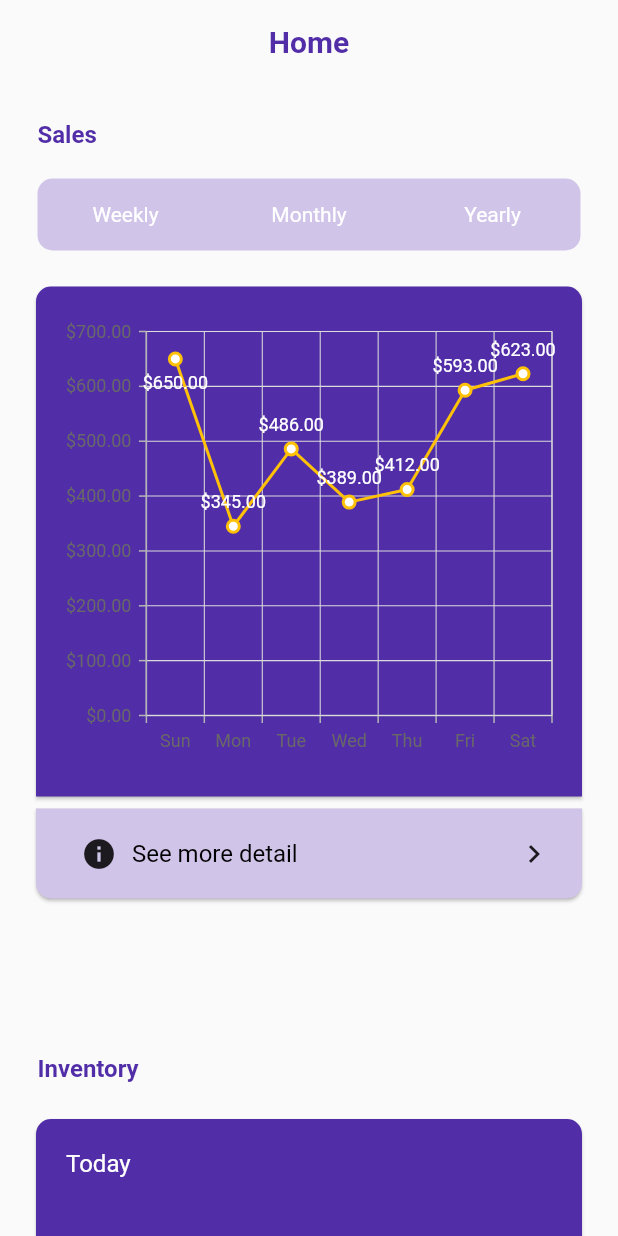
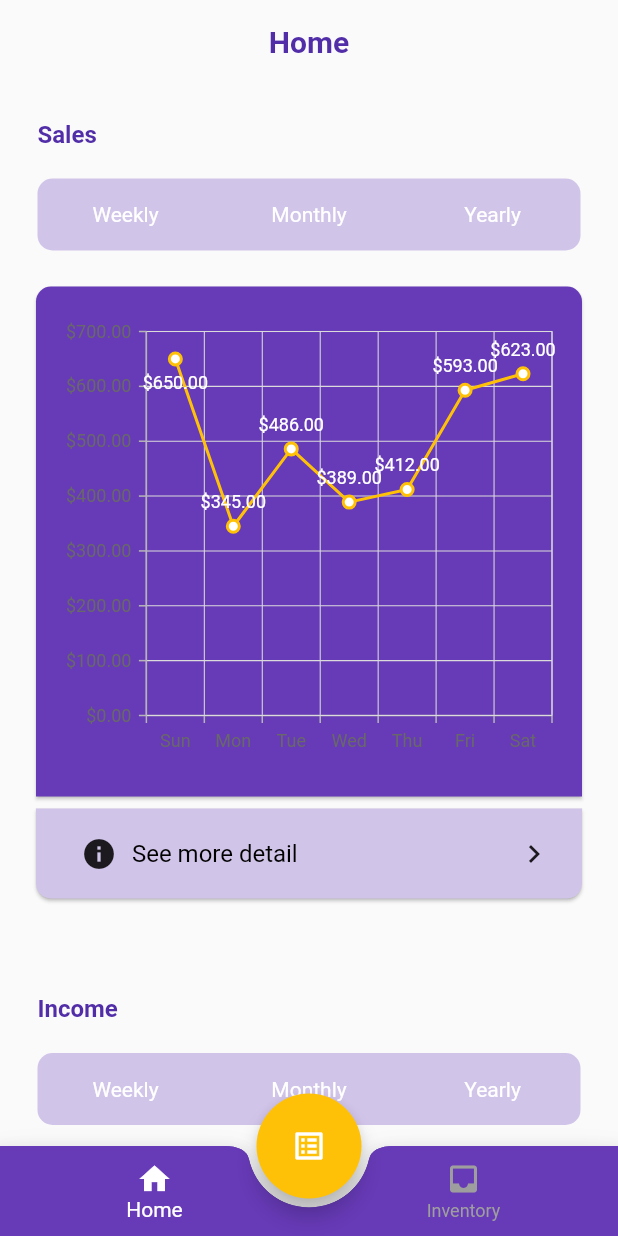
Before and after one commit to ktlyee/Stock-Management-App, a Flutter app: the screen it shows after launch, on a phone screen of 412 x 824 dp. Run offline on Flutter 3.47's test engine with Material 2 defaults, Android fonts, the light colour scheme and no system bars; our stand-ins replace syncfusion_flutter_charts, syncfusion_flutter_datagrid; missing offline and left inert: syncfusion_flutter_core.

Commit message:
Update UI

```diff
--- a/lib/home_page.dart
+++ b/lib/home_page.dart
@@ -1,4 +1,5 @@
 import 'package:csc344_project/inventory_page.dart';
+import 'package:csc344_project/sale_page.dart';
 import 'package:csc344_project/style/color.dart';
 import 'package:csc344_project/style/font_style.dart';
 import 'package:csc344_project/widgets/appbar.dart';
@@ -37,46 +38,23 @@ class _HomePageState extends State<HomePage> {
               buildCard(
                 Icons.info,
                 'See more detail',
-                () {},
+                () {
+                  Navigator.of(context).push(MaterialPageRoute(builder: (context) => SalesPage(),),);
+                },
                 Container(
                   padding: EdgeInsets.fromLTRB(10, 20, 10, 20),
                   child: LineChart(),
                 ),
               ),
               Container(
-                margin: EdgeInsets.fromLTRB(5, 100, 0, 20),
+                margin: EdgeInsets.fromLTRB(5, 60, 0, 20),
                 alignment: Alignment.topLeft,
                 child: Text(
-                  'Inventory',
+                  'Income',
                   style: FontCollection.bodyBoldPurpleTextStyle,
                 ),
               ),
-              Container(
-                margin: EdgeInsets.only(bottom: 80),
-                child: buildCard(
-                  Icons.inbox,
-                  'See list of inventory',
-                  () {
-                     Navigator.of(context).push(
-                      MaterialPageRoute(builder: (context) => InventoryPage()));
-                  },
-                  Container(
-                    padding: EdgeInsets.symmetric(horizontal: 20, vertical: 20),
-                    child: Column(
-                      children: [
-                        Container(
-                          alignment: Alignment.topLeft,
-                          child: Text(
-                            'Today',
-                            style: FontCollection.bodyTextStyle,
-                          ),
-                        ),
-                        allStat(),
-                      ],
-                    ),
-                  ),
-                ),
-              ),
+              buildToggleButton(),
             ],
           ),
         ),
@@ -97,7 +75,7 @@ class _HomePageState extends State<HomePage> {
                 top: Radius.circular(10),
               ),
             ),
-            color: CollectionsColors.deepPurple,
+            color: CollectionsColors.purple,
             child: Container(
               width: MediaQuery.of(context).size.width,
               child: child,
--- a/lib/inventory_page.dart
+++ b/lib/inventory_page.dart
@@ -1,3 +1,4 @@
+import 'package:csc344_project/inventory_detail_page.dart';
 import 'package:flutter/material.dart';
 import 'package:csc344_project/style/color.dart';
 import 'package:csc344_project/style/font_style.dart';
@@ -22,7 +23,7 @@ class _InventoryPageState extends State<InventoryPage> {
           padding: EdgeInsets.all(20),
           child: Column(
             children: [
-              buildCard('123456', 'Cabbage'),
+              buildCard('#123456', 'Cabbage'),
             ],
           ),
         ),
@@ -33,34 +34,48 @@ class _InventoryPageState extends State<InventoryPage> {
   Widget buildCard(String productId, String productName) {
     return Container(
       width: MediaQuery.of(context).size.width,
+      child: GestureDetector(
+        onTap: () {
+          Navigator.of(context).push(
+            MaterialPageRoute(
+              builder: (context) => InventoryDetailPage(),
+            ),
+          );
+        },
         child: Card(
-        shape: RoundedRectangleBorder(borderRadius: BorderRadius.circular(10)),
+          shape:
+              RoundedRectangleBorder(borderRadius: BorderRadius.circular(20)),
           color: CollectionsColors.lightPurple,
           child: Container(
-
             padding: EdgeInsets.fromLTRB(20, 30, 20, 30),
             child: Row(
               mainAxisSize: MainAxisSize.max,
               children: [
                 Container(
-                child: Icon(Icons.album, size: 70),
+                  child: CircleAvatar(
+                    radius: 50,
+                    backgroundImage: AssetImage('assets/images/vegetables.jpg'),
+                      // NetworkImage(),
                   ),
-              Container(
-                alignment: Alignment.centerRight,
-                padding: EdgeInsets.only(left: 15),
+                ),
+                Expanded(
+                  child: Padding(
+                    padding: const EdgeInsets.fromLTRB(30,10,10,10),
                     child: Column(
                       children: [
                         Container(
+                          alignment: Alignment.topLeft,
                           child: Text(
                             productId,
                             style: FontCollection.bodyPurpleTextStyle,
                           ),
                         ),
                         Container(
+                          alignment: Alignment.centerLeft,
                           padding: EdgeInsets.only(top: 5),
                           child: Text(
                             productName,
-                        style: FontCollection.bodyBoldTextStyle,
+                            style: FontCollection.bodyBlackBoldTextStyle,
                           ),
                         ),
                         Container(
@@ -72,6 +87,7 @@ class _InventoryPageState extends State<InventoryPage> {
                           ),
                         )
                       ],
+                    ),
                   ),
                 ),
               ],
@@ -98,6 +114,7 @@ class _InventoryPageState extends State<InventoryPage> {
           //   //   ),
           //   // ),
         ),
+      ),
     );
   }
 }
--- a/lib/main.dart
+++ b/lib/main.dart
@@ -1,3 +1,4 @@
+import 'package:csc344_project/widgets/bottom_navigation_bar.dart';
 import 'package:flutter/material.dart';
 
 import 'home_page.dart';
@@ -15,7 +16,7 @@ class MyApp extends StatelessWidget {
         fontFamily: 'Roboto',
         primaryColor: Color(0xFF512DA8)
       ),
-      home: HomePage(),
+      home: NavigationBar(),
     );
   }
 }
--- a/lib/style/font_style.dart
+++ b/lib/style/font_style.dart
@@ -13,14 +13,14 @@ class FontCollection {
     fontFamily: RobotoFont,
     fontWeight: FontWeight.w400,
     fontSize: bigSize,
-    color: Color(0xFF512DA8),
+    color: CollectionsColors.black,
   );
 
   static const topicBoldTextStyle = TextStyle(
     fontFamily: RobotoFont,
     fontWeight: FontWeight.w700,
     fontSize: bigSize,
-    color: Color(0xFF512DA8),
+    color: CollectionsColors.black,
   );
   //
   // static const  appbarTextStyle = TextStyle(
@@ -51,25 +51,11 @@ class FontCollection {
     color: Colors.black,
   );
 
-  static const bodyBoldTextStyle = TextStyle(
+  static const bodyBlackBoldTextStyle = TextStyle(
     fontFamily: RobotoFont,
     fontWeight: FontWeight.w700,
     fontSize: mediumSize,
     color: Colors.black,
-  );
-
-  static const bodyBoldPurpleTextStyle = TextStyle(
-    fontFamily: RobotoFont,
-    fontWeight: FontWeight.w700,
-    fontSize: mediumSize,
-    color: CollectionsColors.deepPurple,
-  );
-
-  static const bodyPurpleTextStyle = TextStyle(
-    fontFamily: RobotoFont,
-    fontWeight: FontWeight.w400,
-    fontSize: mediumSize,
-    color: CollectionsColors.deepPurple,
   );
 
   static const smallBodyTextStyle = TextStyle(
@@ -79,11 +65,11 @@ class FontCollection {
     color: Colors.white,
   );
 
-  static const descriptionTextStyle = TextStyle(
+  static const descriptionBlackTextStyle = TextStyle(
     fontFamily: RobotoFont,
     fontWeight: FontWeight.w400,
     fontSize: smallestSize,
-    color: Colors.white,
+    color: Colors.black,
   );
 
   // static const buttonTextStyle = TextStyle(
@@ -108,4 +94,51 @@ class FontCollection {
   //   color: Colors.black,
   //   decoration: TextDecoration.underline,
   // );
+
+  ///White
+
+  static const descriptionTextStyle = TextStyle(
+    fontFamily: RobotoFont,
+    fontWeight: FontWeight.w400,
+    fontSize: smallestSize,
+    color: Colors.white,
+  );
+
+  static const descriptionBoldTextStyle = TextStyle(
+    fontFamily: RobotoFont,
+    fontWeight: FontWeight.w700,
+    fontSize: smallestSize,
+    color: Colors.white,
+  );
+
+
+  ///Purple
+
+  static const topicBoldPurpleTextStyle = TextStyle(
+    fontFamily: RobotoFont,
+    fontWeight: FontWeight.w700,
+    fontSize: bigSize,
+    color: CollectionsColors.deepPurple,
+  );
+
+  static const topicPurpleTextStyle = TextStyle(
+    fontFamily: RobotoFont,
+    fontWeight: FontWeight.w400,
+    fontSize: bigSize,
+    color: CollectionsColors.deepPurple,
+  );
+
+  static const bodyBoldPurpleTextStyle = TextStyle(
+    fontFamily: RobotoFont,
+    fontWeight: FontWeight.w700,
+    fontSize: mediumSize,
+    color: CollectionsColors.deepPurple,
+  );
+
+  static const bodyPurpleTextStyle = TextStyle(
+    fontFamily: RobotoFont,
+    fontWeight: FontWeight.w400,
+    fontSize: mediumSize,
+    color: CollectionsColors.deepPurple,
+  );
 }
--- a/lib/widgets/appbar.dart
+++ b/lib/widgets/appbar.dart
@@ -1,11 +1,13 @@
+import 'package:csc344_project/style/color.dart';
 import 'package:csc344_project/style/font_style.dart';
 import 'package:flutter/material.dart';
 
 class MainAppBar extends StatefulWidget implements PreferredSizeWidget {
-  MainAppBar({Key? key, required this.appBarText}) : preferredSize = Size.fromHeight(60), super(key: key);
+  MainAppBar({Key? key, required this.appBarText, this.action}) : preferredSize = Size.fromHeight(60), super(key: key);
 
   final Size preferredSize;
   final String appBarText;
+  final List<Widget>? action;
 
   @override
   _MainAppBarState createState() => _MainAppBarState();
@@ -15,10 +17,14 @@ class _MainAppBarState extends State<MainAppBar> {
   @override
   Widget build(BuildContext context) {
     return AppBar(
+      iconTheme: IconThemeData(
+        color: CollectionsColors.deepPurple, //change your color here
+      ),
       title: Text(
         widget.appBarText,
-        style: FontCollection.topicBoldTextStyle,
+        style: FontCollection.topicBoldPurpleTextStyle,
       ),
+      actions: widget.action,
       centerTitle: true,
       elevation: 0,
       backgroundColor: Colors.transparent,
--- a/pubspec.yaml
+++ b/pubspec.yaml
@@ -29,6 +29,8 @@ dependencies:
   # Use with the CupertinoIcons class for iOS style icons.
   cupertino_icons: ^1.0.2
   syncfusion_flutter_charts: ^19.2.62
+  auto_size_text: ^2.1.0
+  syncfusion_flutter_datagrid: ^19.3.47
 
 dev_dependencies:
   flutter_test:
```
Also changed, not shown: pubspec.lock. Lines whose indentation alone changed are shown as unchanged.
